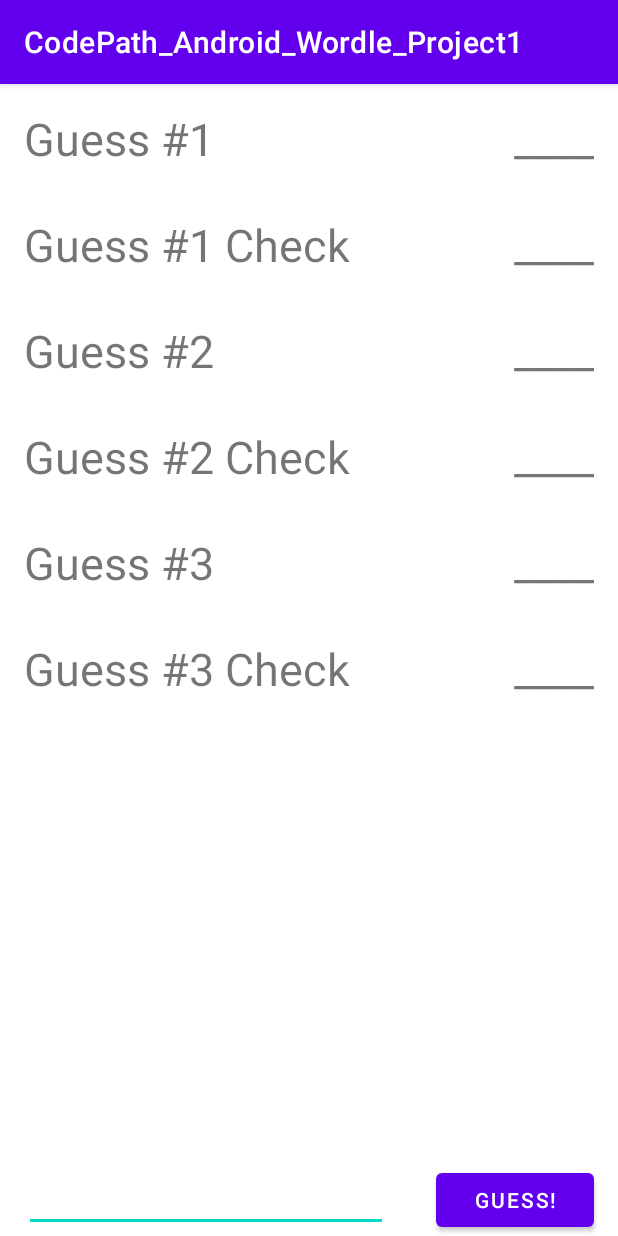
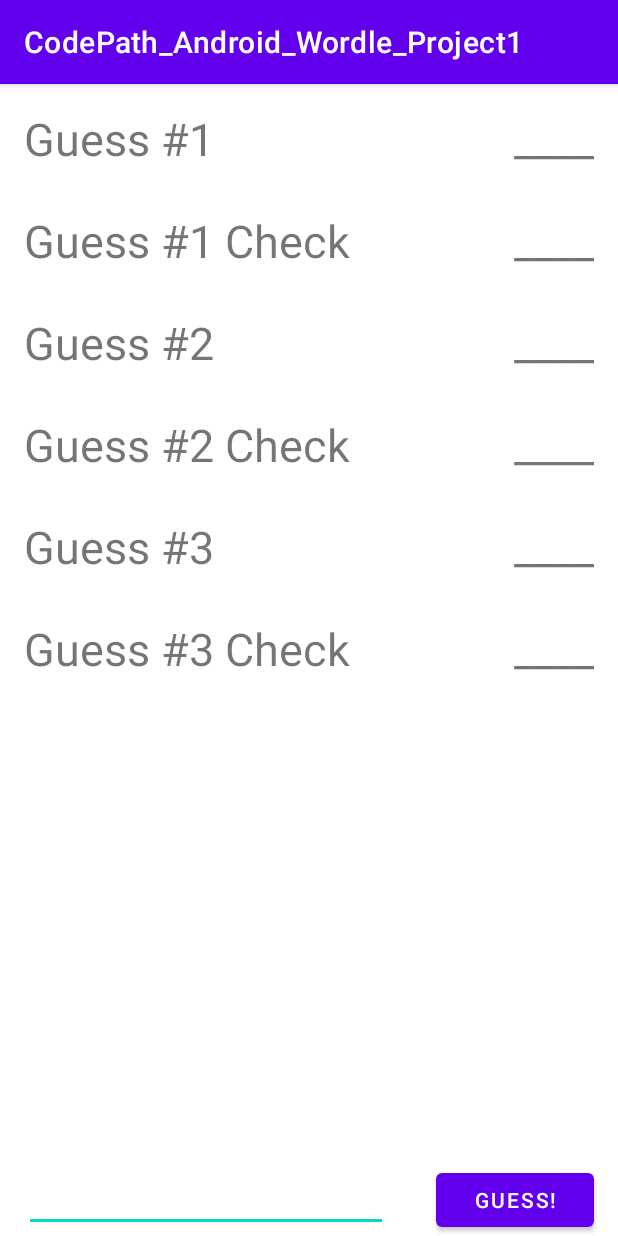
Before and after one commit to pbanuru/Wordle_CodePath_Android_P1, an Android app: the screen it shows after launch (MainActivity), on a phone screen of 412 x 824 dp. Run offline under Robolectric (Android 15) with nearby library versions, the phone set to English and light mode, and no system bars.

```diff
--- a/app/src/main/res/values/dimens.xml
+++ b/app/src/main/res/values/dimens.xml
@@ -1,5 +1,5 @@
 <resources>
     <dimen name="textSize">30sp</dimen>
-    <dimen name="marginTop">30dp</dimen>
+    <dimen name="marginTop">27dp</dimen>
     <dimen name="marginStartEnd">16dp</dimen>
 </resources>
```
Also changed, not shown: 1 other file.
